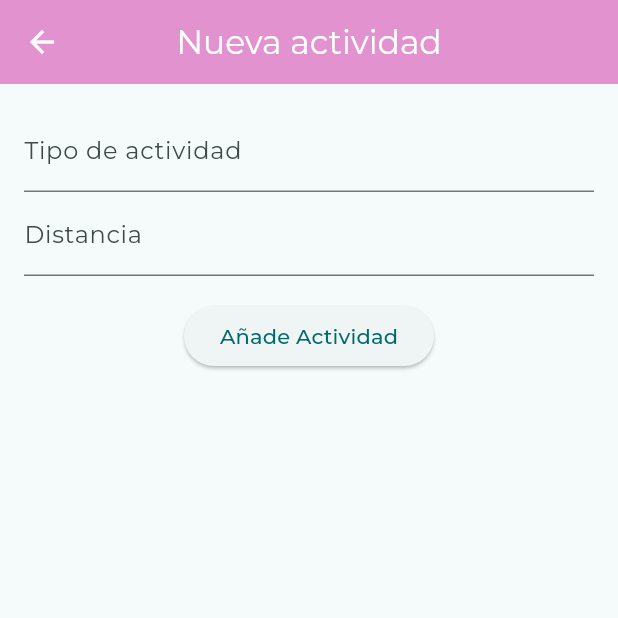
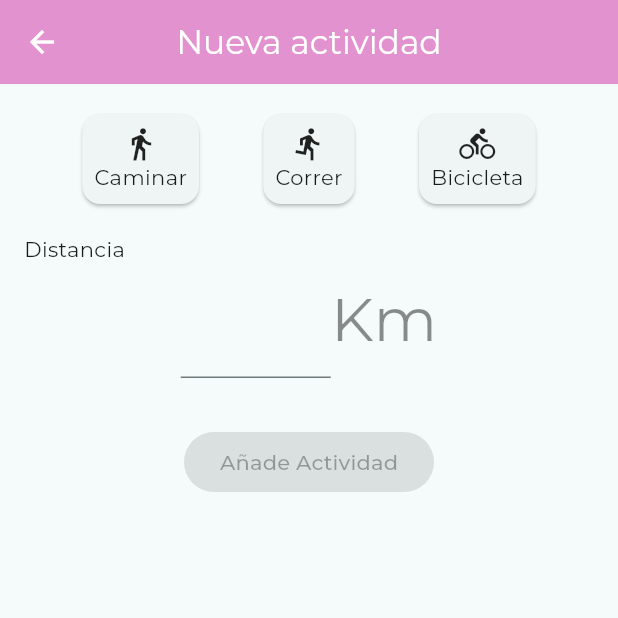
Before and after one commit to poqueque/clustertic_fitness_time, a Flutter app: the ActivityDetail screen opened directly, on a phone screen of 412 x 824 dp, the top half of it. Run offline on Flutter 3.47's test engine with Material 2 defaults, Android fonts, the phone set to English and light mode, and no system bars; our stand-ins replace google_fonts.

Commit message:
Exercise 2.1

```diff
--- a/lib/models/activity.dart
+++ b/lib/models/activity.dart
@@ -1,5 +1,12 @@
+import 'package:flutter/material.dart';
+
 class Activity {
-  final String type;
+  static List<ActivityType> types = [
+    ActivityType.walk,
+    ActivityType.run,
+    ActivityType.bike
+  ];
+  final ActivityType type;
   final DateTime date;
   final double distance;
 
@@ -9,3 +16,14 @@ class Activity {
     required this.distance,
   });
 }
+
+enum ActivityType {
+  walk("Caminar", Icons.directions_walk),
+  run("Correr", Icons.directions_run),
+  bike("Bicicleta", Icons.directions_bike);
+
+  final String description;
+  final IconData iconData;
+
+  const ActivityType(this.description, this.iconData);
+}
--- a/lib/screens/new_activity.dart
+++ b/lib/screens/new_activity.dart
@@ -1,3 +1,4 @@
+import 'package:fitness_time/styles/app_style.dart';
 import 'package:flutter/material.dart';
 
 import '../models/activity.dart';
@@ -15,12 +16,14 @@ class _ActivityDetailState extends State<ActivityDetail> {
   TextEditingController activityController = TextEditingController();
   TextEditingController distanceController = TextEditingController();
 
+  int selectedItem = -1;
+
   @override
   void initState() {
     Activity? activity = widget.activity;
     super.initState();
     if (activity != null) {
-      activityController.text = activity.type;
+      selectedItem = Activity.types.indexOf(activity.type);
       distanceController.text = activity.distance.toString();
     }
   }
@@ -37,27 +40,75 @@ class _ActivityDetailState extends State<ActivityDetail> {
           padding: const EdgeInsets.all(16.0),
           child: Column(
             children: [
-              TextField(
-                controller: activityController,
-                decoration: const InputDecoration(
-                  border: UnderlineInputBorder(),
-                  labelText: 'Tipo de actividad',
+              Row(
+                mainAxisAlignment: MainAxisAlignment.spaceEvenly,
+                children: [
+                  for (var activityType in Activity.types)
+                    GestureDetector(
+                      onTap: () {
+                        setState(() {
+                          selectedItem = Activity.types.indexOf(activityType);
+                        });
+                      },
+                      child: Card(
+                        color:
+                            selectedItem == Activity.types.indexOf(activityType)
+                                ? AppStyles.heliotrope
+                                : null,
+                        child: Padding(
+                          padding: const EdgeInsets.all(8),
+                          child: Column(
+                            children: [
+                              Icon(activityType.iconData),
+                              Text(activityType.description),
+                            ],
                           ),
                         ),
-              TextField(
+                      ),
+                    ),
+                ],
+              ),
+              const SizedBox(height: 16),
+              const Align(
+                  alignment: Alignment.centerLeft, child: Text("Distancia")),
+              Row(
+                mainAxisAlignment: MainAxisAlignment.center,
+                crossAxisAlignment: CrossAxisAlignment.end,
+                children: [
+                  SizedBox(
+                    width: 100,
+                    child: TextField(
                       controller: distanceController,
                       decoration: const InputDecoration(
                         border: UnderlineInputBorder(),
-                  labelText: 'Distancia',
+                      ),
+                      textAlign: TextAlign.center,
+                      style: AppStyles.bigTitle,
+                      keyboardType: TextInputType.number,
+                      onChanged: (_) => setState(() {}),
                     ),
                   ),
-              const SizedBox(height: 16),
+                  const Column(
+                    children: [
+                      Text(
+                        "Km",
+                        style: AppStyles.bigTitle,
+                      ),
+                      SizedBox(
+                        height: 11,
+                      )
+                    ],
+                  ),
+                ],
+              ),
+              const SizedBox(height: 32),
               ElevatedButton(
-                onPressed: () {
-                  var activityType = activityController.text;
+                onPressed:
+                    (selectedItem >= 0 && distanceController.text.isNotEmpty)
+                        ? () {
                             var distance = distanceController.text;
                             var activity = Activity(
-                    type: activityType,
+                              type: Activity.types[selectedItem],
                               date: DateTime.now(),
                               distance: double.tryParse(distance) ?? 0,
                             );
@@ -65,7 +116,8 @@ class _ActivityDetailState extends State<ActivityDetail> {
                               context,
                               activity,
                             );
-                },
+                          }
+                        : null,
                 child: Text((activity == null)
                     ? "Añade Actividad"
                     : "Guarda Actividad"),
--- a/lib/widgets/activity_card.dart
+++ b/lib/widgets/activity_card.dart
@@ -29,7 +29,7 @@ class ActivityCard extends StatelessWidget {
               crossAxisAlignment: CrossAxisAlignment.start,
               children: [
                 Text(
-                  activity.type,
+                  activity.type.description,
                   style: AppStyles.dataText,
                 ),
                 Text(formattedDate),
```
Lines whose indentation alone changed are shown as unchanged.
